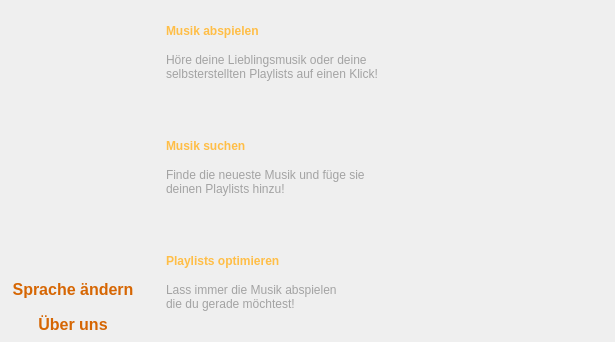
xxmicloxx/GSPlayerQT, file mainwindow.ui: the form before one commit.
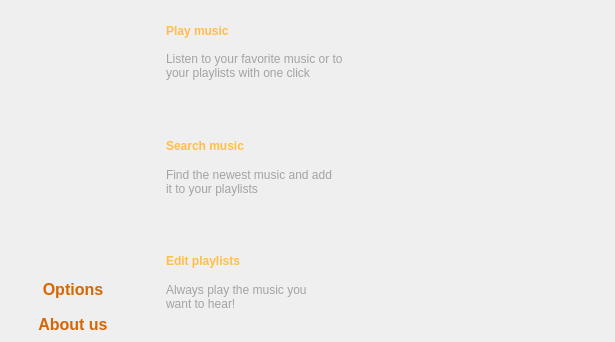
The form after the commit. Icons and pictures are not drawn.

Diff of the .ui file:
```diff
--- a/mainwindow.ui
+++ b/mainwindow.ui
@@ -158,7 +158,7 @@
      </rect>
     </property>
     <property name="text">
-     <string>Sprache ändern</string>
+     <string>Options</string>
     </property>
     <property name="flat">
      <bool>true</bool>
@@ -174,7 +174,7 @@
      </rect>
     </property>
     <property name="text">
-     <string>Über uns</string>
+     <string>About us</string>
     </property>
     <property name="flat">
      <bool>true</bool>
@@ -238,7 +238,7 @@
      </rect>
     </property>
     <property name="text">
-     <string>Musik abspielen</string>
+     <string>Play music</string>
     </property>
    </widget>
    <widget class="QLabel" name="lblBtn1Message">
@@ -246,13 +246,18 @@
      <rect>
       <x>166</x>
       <y>50</y>
-      <width>248</width>
-      <height>33</height>
+      <width>201</width>
+      <height>31</height>
      </rect>
     </property>
     <property name="text">
-     <string>Höre deine Lieblingsmusik oder deine
-selbsterstellten Playlists auf einen Klick!</string>
+     <string>Listen to your favorite music or to your playlists with one click</string>
+    </property>
+    <property name="textFormat">
+     <enum>Qt::PlainText</enum>
+    </property>
+    <property name="wordWrap">
+     <bool>true</bool>
     </property>
    </widget>
    <widget class="QLabel" name="lblBtn2Caption">
@@ -265,7 +270,7 @@
      </rect>
     </property>
     <property name="text">
-     <string>Musik suchen</string>
+     <string>Search music</string>
     </property>
    </widget>
    <widget class="QLabel" name="lblBtn2Message">
@@ -273,13 +278,15 @@
      <rect>
       <x>166</x>
       <y>165</y>
-      <width>241</width>
+      <width>171</width>
       <height>33</height>
      </rect>
     </property>
     <property name="text">
-     <string>Finde die neueste Musik und füge sie
-deinen Playlists hinzu!</string>
+     <string>Find the newest music and add it to your playlists</string>
+    </property>
+    <property name="wordWrap">
+     <bool>true</bool>
     </property>
    </widget>
    <widget class="QLabel" name="lblBtn3Caption">
@@ -292,7 +299,7 @@
      </rect>
     </property>
     <property name="text">
-     <string>Playlists optimieren</string>
+     <string>Edit playlists</string>
     </property>
    </widget>
    <widget class="QLabel" name="lblBtn3Message">
@@ -300,13 +307,15 @@
      <rect>
       <x>166</x>
       <y>280</y>
-      <width>200</width>
+      <width>151</width>
       <height>33</height>
      </rect>
     </property>
     <property name="text">
-     <string>Lass immer die Musik abspielen
-die du gerade möchtest!</string>
+     <string>Always play the music you want to hear!</string>
+    </property>
+    <property name="wordWrap">
+     <bool>true</bool>
     </property>
    </widget>
   </widget>
```
